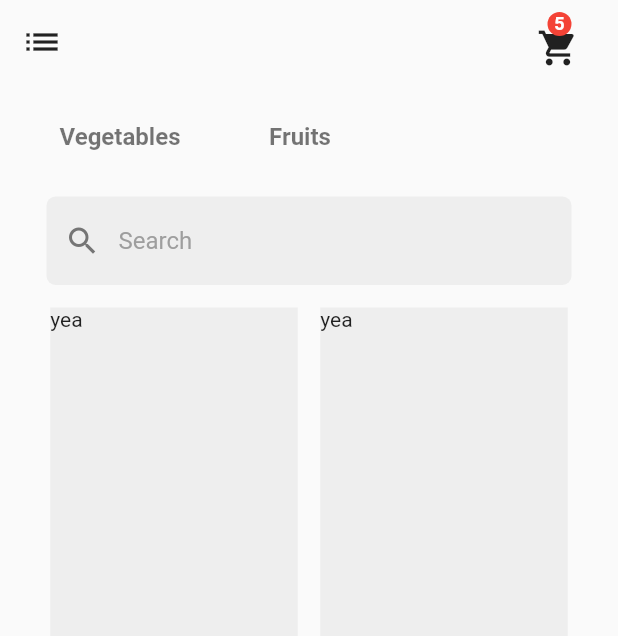
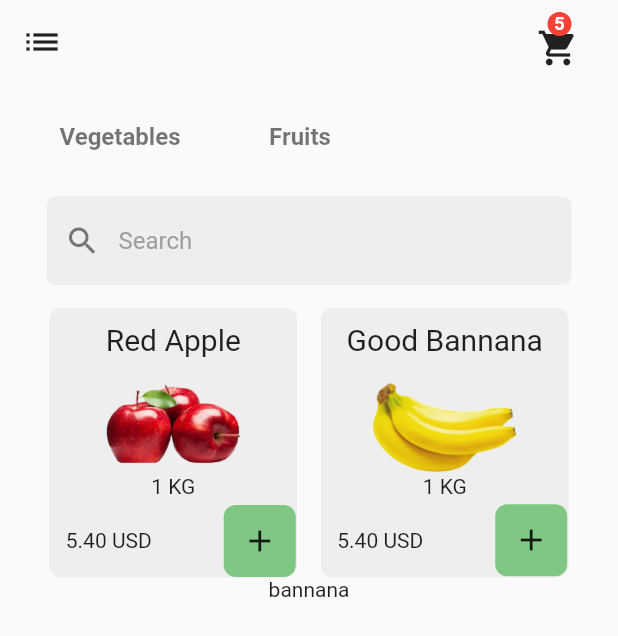
Before and after one commit to Shubbair/Fresh-Garden-App, a Flutter app: the DataScreen screen opened by its route, on a phone screen of 412 x 824 dp. Shown: the top 636 px of the screen. Run offline on Flutter 3.47's test engine with Material 2 defaults, Android fonts, the phone set to English and light mode, and no system bars; Roboto replaces fonts that are missing (WorkSansLight).

Commit message:
adding class

```diff
--- a/lib/categiory.dart
+++ b/lib/categiory.dart
@@ -1,4 +1,8 @@
 import 'package:flutter/material.dart';
+import 'package:fresh_garden/fruits.dart';
+import 'package:fresh_garden/items.dart';
+
+Fruit f = new Fruit(name: 'bannana',price: '5.4',path: 'images/bannana');
 
 class DataScreen extends StatelessWidget {
   const DataScreen({Key? key}) : super(key: key);
@@ -9,7 +13,13 @@ class DataScreen extends StatelessWidget {
       resizeToAvoidBottomInset: true,
       appBar: AppBar(
         elevation: 0.0,
-        leading: IconButton(onPressed: (){}, icon: Icon(Icons.list,color: Colors.black87,size:28.0,)),
+        leading: IconButton(
+            onPressed: () {},
+            icon: Icon(
+              Icons.list,
+              color: Colors.black87,
+              size: 28.0,
+            )),
         backgroundColor: Color(0XFFFAFAFA),
         actions: [
           Padding(
@@ -50,22 +60,23 @@ class DataScreen extends StatelessWidget {
         // IconButton(icon: Icon(Icons.shopping_cart), onPressed: () {},color: Colors.black,),
       ),
       //SizedBox(child: Image(image: new AssetImage('images/home.png'),),width:280,)
-      body:
-      Column(
-        children:[
+      body: Column(
+        children: [
           Row(
             children: [
               Container(
                 width: 100,
                 height: 50,
-              margin: EdgeInsets.only(top: 10,left: 30),
+                margin: EdgeInsets.only(top: 10, left: 30),
                 child: TextButton(
                   style: TextButton.styleFrom(
                     primary: Colors.black54,
                   ),
-                  onPressed: () {
-                  },
-                  child: Text('Vegetables',style: TextStyle(fontWeight: FontWeight.bold,fontSize: 16),),
+                  onPressed: () {},
+                  child: Text(
+                    'Vegetables',
+                    style: TextStyle(fontWeight: FontWeight.bold, fontSize: 16),
+                  ),
                 ),
               ),
               Container(
@@ -76,16 +87,18 @@ class DataScreen extends StatelessWidget {
                   style: TextButton.styleFrom(
                     primary: Colors.black54,
                   ),
-                  onPressed: () {
-                  },
-                  child: Text('Fruits',style: TextStyle(fontWeight: FontWeight.bold,fontSize: 16),),
+                  onPressed: () {},
+                  child: Text(
+                    'Fruits',
+                    style: TextStyle(fontWeight: FontWeight.bold, fontSize: 16),
+                  ),
                 ),
               ),
             ],
           ),
           Container(
             width: 350,
-              margin: EdgeInsets.only(top: 15,bottom: 15),
+            margin: EdgeInsets.only(top: 15, bottom: 15),
             child: TextFormField(
               decoration: InputDecoration(
                 prefixIcon: Icon(
@@ -110,20 +123,97 @@ class DataScreen extends StatelessWidget {
             mainAxisAlignment: MainAxisAlignment.center,
             children: [
               Container(
-              width:165,
-              height: 220,
+                width: 165,
+                height: 180,
+                decoration: BoxDecoration(
                     color: Colors.grey[200],
-              child: Text('yea'),
+                    borderRadius: BorderRadius.all(Radius.circular(8))),
+                child: Center(
+                    child: Column(
+                  children: [
+                    Container(
+                        margin: EdgeInsets.only(top: 10, bottom: 10),
+                        child: Text(
+                          'Red Apple',
+                          style: TextStyle(fontSize: 20),
+                        )),
+                    Image.asset('images/apple.png'),
+                    Container(
+                      child: Text('1 KG'),
+                      margin: EdgeInsets.only(bottom: 4),
                     ),
                     Container(
-               margin: EdgeInsets.only(left:15),
-              width:165,
-              height: 220,
-              color: Colors.grey[200],
-              child: Text('yea'),
+                      // margin: EdgeInsets.only(top:71),
+                      child: Row(
+                        mainAxisAlignment: MainAxisAlignment.center,
+                        children: [
+                          Container(
+                            margin: EdgeInsets.only(left: 10),
+                            child: Text('5.40 USD'),
+                          ),
+                          Container(
+                            margin: EdgeInsets.only(left: 48),
+                            decoration: BoxDecoration(
+                                color: Colors.green[300],
+                                borderRadius:
+                                    BorderRadius.all(Radius.circular(8))),
+                            child: IconButton(
+                                onPressed: () {}, icon: Icon(Icons.add)),
                           ),
                         ],
                       ),
+                    )
+                  ],
+                )),
+              ),
+              Container(
+                margin: EdgeInsets.only(left: 16),
+                width: 165,
+                height: 180,
+                decoration: BoxDecoration(
+                    color: Colors.grey[200],
+                    borderRadius: BorderRadius.all(Radius.circular(8))),
+                child: Center(
+                    child: Column(
+                  children: [
+                    Container(
+                        margin: EdgeInsets.only(top: 10, bottom: 10),
+                        child: Text(
+                          'Good Bannana',
+                          style: TextStyle(fontSize: 20),
+                        )),
+                    Image.asset('images/bannana.png',width: 100,),
+                    Container(
+                      child: Text('1 KG'),
+                      margin: EdgeInsets.only(bottom: 4),
+                    ),
+                    Container(
+                      // margin: EdgeInsets.only(top:71),
+                      child: Row(
+                        mainAxisAlignment: MainAxisAlignment.center,
+                        children: [
+                          Container(
+                            margin: EdgeInsets.only(left: 10),
+                            child: Text('5.40 USD'),
+                          ),
+                          Container(
+                            margin: EdgeInsets.only(left: 48),
+                            decoration: BoxDecoration(
+                                color: Colors.green[300],
+                                borderRadius:
+                                    BorderRadius.all(Radius.circular(8))),
+                            child: IconButton(
+                                onPressed: () {}, icon: Icon(Icons.add)),
+                          ),
+                        ],
+                      ),
+                    )
+                  ],
+                )),
+              ),
+            ],
+          ),
+          new SecondPage(fruit: f),
         ],
       ),
     );
--- a/lib/fruits.dart
+++ b/lib/fruits.dart
@@ -3,7 +3,7 @@ import 'package:flutter/cupertino.dart';
 class Fruit {
   final String name;
   final String price;
-  final Color color;
+  final String path;
 
-  Fruit({required this.name, required this.price,required this.color});
+  Fruit({required this.name, required this.price,required this.path});
 }
--- /dev/null
+++ b/lib/items.dart
@@ -0,0 +1,14 @@
+import 'package:flutter/material.dart';
+
+import 'fruits.dart';
+
+class SecondPage extends StatelessWidget {
+  final Fruit fruit;
+  SecondPage({required this.fruit});
+  @override
+  Widget build(BuildContext context) {
+    return Center(child:
+      Text(this.fruit.name),
+    );
+  }
+}
```
Lines whose indentation alone changed are shown as unchanged.
